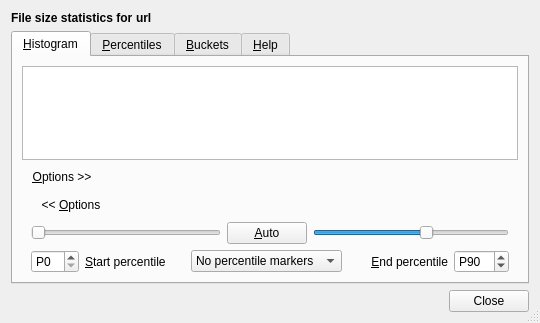
Above: src/file-size-stats-window.ui from Lithopsian/qt6dirstat before the change. Below: the same form after it.
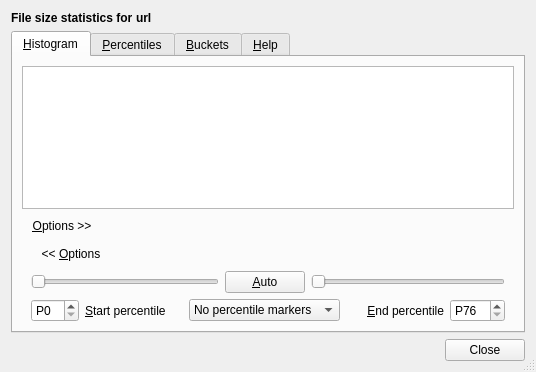
That is the form after the change. Custom widgets are drawn as their Qt base class.

Commit message:
Table style consistency
Make the percentiles and buckets tables behave more similarly:
- cells are multi-selectable;
- header highlighting is enabled.
These are chosen mostly because they are the defaults rather than for any critical need.

The edit to the form file:
```diff
--- a/src/file-size-stats-window.ui
+++ b/src/file-size-stats-window.ui
@@ -6,8 +6,8 @@
    <rect>
     <x>0</x>
     <y>0</y>
-    <width>540</width>
-    <height>323</height>
+    <width>536</width>
+    <height>372</height>
    </rect>
   </property>
   <property name="windowTitle">
@@ -176,9 +176,6 @@
               <property name="maximum">
                <number>100</number>
               </property>
-              <property name="value">
-               <number>90</number>
-              </property>
              </widget>
             </item>
             <item row="1" column="2" colspan="3" alignment="Qt::AlignHCenter">
@@ -235,9 +232,6 @@
               <property name="maximum">
                <number>100</number>
               </property>
-              <property name="value">
-               <number>90</number>
-              </property>
               <property name="orientation">
                <enum>Qt::Horizontal</enum>
               </property>
```
Left out of the diff: 22 changed lines with no effect on the pictures. The commit also changes 1 other file.
